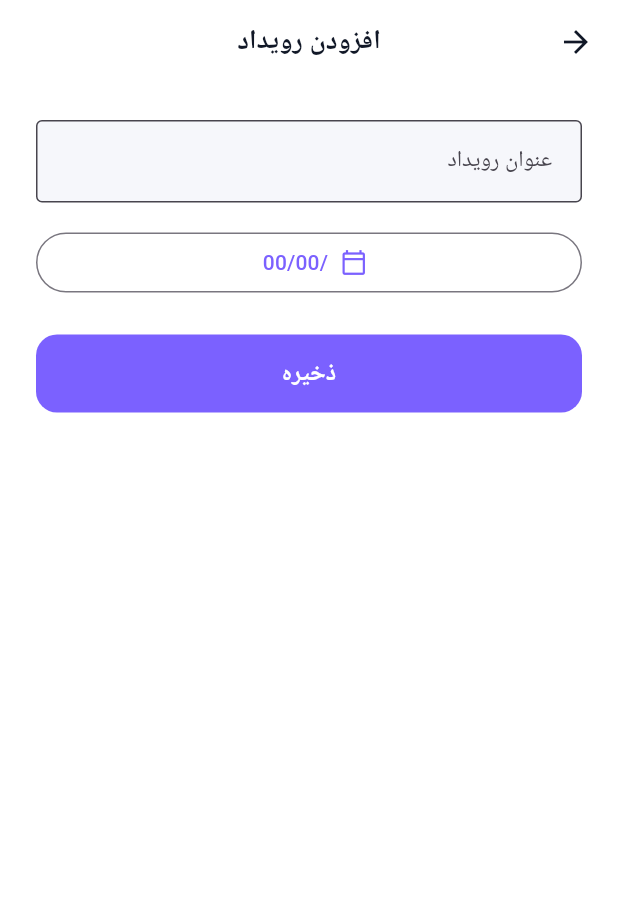
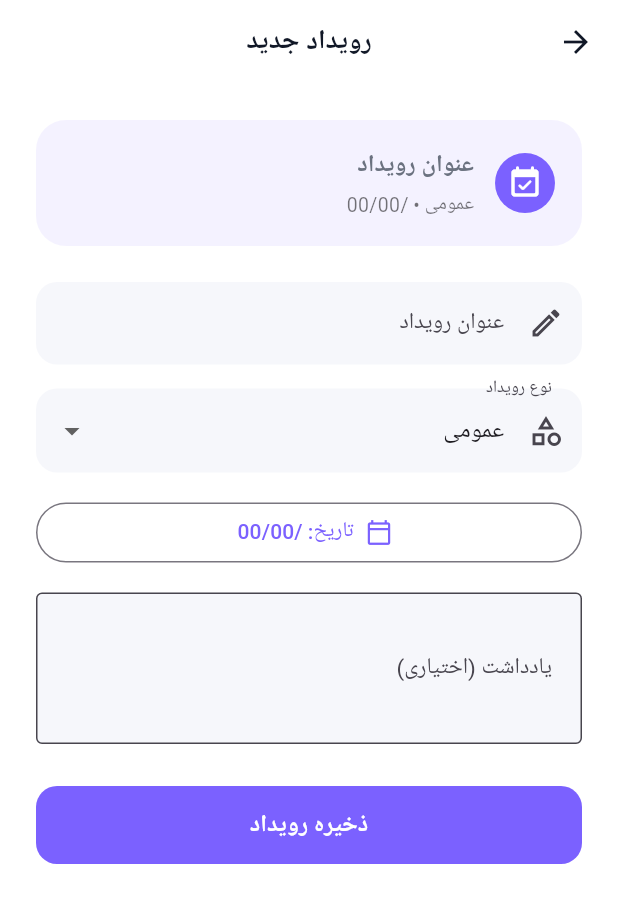
Before and after one commit to NNSCO2018/komod-, a Flutter app: the CalendarScreen screen opened by its route, after a tap on "رویداد جدید", on a phone screen of 412 x 824 dp. Shown: the top 903 px of the screen. Run offline on Flutter 3.47's test engine with Material 3 defaults, Android fonts, the light colour scheme and no system bars; our stand-ins replace dio, flutter_riverpod, go_router, google_fonts, image_picker, shared_preferences; missing offline and left inert: persian_datetime_picker; accounts and stored records are empty; Roboto replaces fonts that are missing (Vazirmatn); statements that could not run were skipped.

Commit message:
Expand style calendar events

```diff
--- a/lib/features/calendar/add_event_screen.dart
+++ b/lib/features/calendar/add_event_screen.dart
@@ -14,11 +14,16 @@ class AddEventScreen extends ConsumerStatefulWidget {
 
 class _AddEventScreenState extends ConsumerState<AddEventScreen> {
   final _titleController = TextEditingController();
+  final _noteController = TextEditingController();
   Jalali _selectedDate = Jalali.now();
+  String _type = 'عمومی';
+
+  static const _types = ['عمومی', 'کاری', 'مهمانی', 'سفر', 'ورزش'];
 
   @override
   void dispose() {
     _titleController.dispose();
+    _noteController.dispose();
     super.dispose();
   }
 
@@ -32,8 +37,8 @@ class _AddEventScreenState extends ConsumerState<AddEventScreen> {
     if (picked != null) setState(() => _selectedDate = picked);
   }
 
-  String _formatJalali(Jalali j) =>
-      '${j.year}/${j.month.toString().padLeft(2, '0')}/${j.day.toString().padLeft(2, '0')}';
+  String _formatJalali(Jalali jalali) =>
+      '${jalali.year}/${jalali.month.toString().padLeft(2, '0')}/${jalali.day.toString().padLeft(2, '0')}';
 
   void _save() {
     final title = _titleController.text.trim();
@@ -43,6 +48,8 @@ class _AddEventScreenState extends ConsumerState<AddEventScreen> {
             id: DateTime.now().millisecondsSinceEpoch.toString(),
             title: title,
             date: _selectedDate.toDateTime(),
+            type: _type,
+            note: _noteController.text.trim(),
           ),
         );
     context.pop();
@@ -50,39 +57,85 @@ class _AddEventScreenState extends ConsumerState<AddEventScreen> {
 
   @override
   Widget build(BuildContext context) {
+    final primary = Theme.of(context).colorScheme.primary;
+    final previewText = _titleController.text.trim().isEmpty ? 'عنوان رویداد' : _titleController.text.trim();
+
     return Scaffold(
-      appBar: AppBar(title: const Text('افزودن رویداد')),
+      appBar: AppBar(title: const Text('رویداد جدید')),
       body: SafeArea(
-        child: Padding(
+        child: ListView(
           padding: const EdgeInsets.all(24),
+          children: [
+            Container(
+              padding: const EdgeInsets.all(18),
+              decoration: BoxDecoration(
+                color: primary.withValues(alpha: 0.08),
+                borderRadius: BorderRadius.circular(20),
+              ),
+              child: Row(
+                children: [
+                  CircleAvatar(backgroundColor: primary, child: const Icon(Icons.event_available_rounded, color: Colors.white)),
+                  const SizedBox(width: 14),
+                  Expanded(
                     child: Column(
-            crossAxisAlignment: CrossAxisAlignment.stretch,
+                      crossAxisAlignment: CrossAxisAlignment.start,
                       children: [
+                        Text(previewText, style: const TextStyle(fontWeight: FontWeight.w800, fontSize: 16)),
+                        const SizedBox(height: 5),
+                        Text('${_type} • ${_formatJalali(_selectedDate)}', style: const TextStyle(fontSize: 13, color: Colors.black54)),
+                      ],
+                    ),
+                  ),
+                ],
+              ),
+            ),
+            const SizedBox(height: 24),
             TextField(
               controller: _titleController,
+              onChanged: (_) => setState(() {}),
               decoration: const InputDecoration(
                 labelText: 'عنوان رویداد',
-                  border: OutlineInputBorder(),
+                hintText: 'مثلاً مهمانی دوستانه',
+                prefixIcon: Icon(Icons.edit_outlined),
               ),
+            ),
+            const SizedBox(height: 16),
+            DropdownButtonFormField<String>(
+              initialValue: _type,
+              decoration: const InputDecoration(
+                labelText: 'نوع رویداد',
+                prefixIcon: Icon(Icons.category_outlined),
+              ),
+              items: _types.map((type) => DropdownMenuItem(value: type, child: Text(type))).toList(),
+              onChanged: (value) => setState(() => _type = value ?? _type),
             ),
             const SizedBox(height: 16),
             OutlinedButton.icon(
               onPressed: _pickDate,
               icon: const Icon(Icons.calendar_today_outlined),
-                label: Text(_formatJalali(_selectedDate)),
+              label: Text('تاریخ: ${_formatJalali(_selectedDate)}'),
             ),
-              const SizedBox(height: 24),
+            const SizedBox(height: 16),
+            TextField(
+              controller: _noteController,
+              maxLines: 3,
+              decoration: const InputDecoration(
+                labelText: 'یادداشت (اختیاری)',
+                hintText: 'مثلاً استایل رسمی و کفش پاشنه‌بلند',
+                border: OutlineInputBorder(),
+              ),
+            ),
+            const SizedBox(height: 28),
             FilledButton(
               onPressed: _save,
               child: const Padding(
                 padding: EdgeInsets.symmetric(vertical: 14),
-                  child: Text('ذخیره'),
+                child: Text('ذخیره رویداد'),
               ),
             ),
           ],
         ),
       ),
-      ),
     );
   }
 }
--- a/lib/features/calendar/calendar_screen.dart
+++ b/lib/features/calendar/calendar_screen.dart
@@ -2,6 +2,7 @@ import 'package:flutter/material.dart';
 import 'package:flutter_riverpod/flutter_riverpod.dart';
 import 'package:go_router/go_router.dart';
 import 'package:persian_datetime_picker/persian_datetime_picker.dart';
+import 'models/calendar_event.dart';
 import 'providers/calendar_provider.dart';
 
 class CalendarScreen extends ConsumerWidget {
@@ -12,15 +13,68 @@ class CalendarScreen extends ConsumerWidget {
     return '${jalali.year}/${jalali.month.toString().padLeft(2, '0')}/${jalali.day.toString().padLeft(2, '0')}';
   }
 
+  IconData _typeIcon(String type) {
+    switch (type) {
+      case 'کاری':
+        return Icons.business_center_outlined;
+      case 'مهمانی':
+        return Icons.celebration_outlined;
+      case 'سفر':
+        return Icons.flight_takeoff_outlined;
+      case 'ورزش':
+        return Icons.fitness_center_outlined;
+      default:
+        return Icons.event_outlined;
+    }
+  }
+
+  Color _typeColor(String type, Color primary) {
+    switch (type) {
+      case 'کاری':
+        return primary;
+      case 'مهمانی':
+        return const Color(0xFFE879A9);
+      case 'سفر':
+        return const Color(0xFF0088FF);
+      case 'ورزش':
+        return const Color(0xFF22C55E);
+      default:
+        return const Color(0xFFF59E0B);
+    }
+  }
+
+  Future<void> _confirmDelete(BuildContext context, WidgetRef ref, CalendarEvent event) async {
+    final shouldDelete = await showDialog<bool>(
+      context: context,
+      builder: (context) => AlertDialog(
+        title: const Text('حذف رویداد'),
+        content: Text('«${event.title}» حذف شود؟'),
+        actions: [
+          TextButton(onPressed: () => Navigator.pop(context, false), child: const Text('انصراف')),
+          FilledButton(
+            style: FilledButton.styleFrom(backgroundColor: Colors.red),
+            onPressed: () => Navigator.pop(context, true),
+            child: const Text('حذف'),
+          ),
+        ],
+      ),
+    );
+    if (shouldDelete == true) {
+      ref.read(calendarProvider.notifier).removeEvent(event.id);
+    }
+  }
+
   @override
   Widget build(BuildContext context, WidgetRef ref) {
     final events = ref.watch(calendarProvider);
     final primary = Theme.of(context).colorScheme.primary;
+    final now = DateTime.now();
     final demoEvents = [
-      ('قرار دوستانه', DateTime.now().add(const Duration(days: 1)), Icons.groups_outlined, const Color(0xFF0088FF)),
-      ('جلسه کاری', DateTime.now().add(const Duration(days: 3)), Icons.business_center_outlined, primary),
-      ('مهمانی خانوادگی', DateTime.now().add(const Duration(days: 7)), Icons.celebration_outlined, const Color(0xFFE879A9)),
+      CalendarEvent(id: 'demo-1', title: 'قرار دوستانه', date: now.add(const Duration(days: 1)), type: 'مهمانی', note: 'استایل کژوال و کیف کوچک'),
+      CalendarEvent(id: 'demo-2', title: 'جلسه کاری', date: now.add(const Duration(days: 3)), type: 'کاری', note: 'استایل رسمی و کفش کلاسیک'),
+      CalendarEvent(id: 'demo-3', title: 'مهمانی خانوادگی', date: now.add(const Duration(days: 7)), type: 'مهمانی', note: 'ترکیب راحت و شیک'),
     ];
+    final visibleEvents = events.isEmpty ? demoEvents : events;
 
     return Scaffold(
       appBar: AppBar(title: const Text('تقویم استایل')),
@@ -34,13 +88,13 @@ class CalendarScreen extends ConsumerWidget {
               children: [
                 CircleAvatar(backgroundColor: primary, child: const Icon(Icons.calendar_month_rounded, color: Colors.white)),
                 const SizedBox(width: 14),
-                const Expanded(
+                Expanded(
                   child: Column(
                     crossAxisAlignment: CrossAxisAlignment.start,
                     children: [
-                      Text('رویدادهای پیش‌رو', style: TextStyle(fontSize: 18, fontWeight: FontWeight.w800)),
-                      SizedBox(height: 5),
-                      Text('برای هر موقعیت، استایل مناسب آماده کن.', style: TextStyle(color: Colors.black54)),
+                      const Text('رویدادهای پیش‌رو', style: TextStyle(fontSize: 18, fontWeight: FontWeight.w800)),
+                      const SizedBox(height: 5),
+                      Text('${visibleEvents.length} رویداد • برای هر موقعیت استایل مناسب بساز.', style: const TextStyle(color: Colors.black54)),
                     ],
                   ),
                 ),
@@ -48,15 +102,22 @@ class CalendarScreen extends ConsumerWidget {
             ),
           ),
           const SizedBox(height: 24),
-          const Text('این هفته', style: TextStyle(fontSize: 18, fontWeight: FontWeight.w800)),
+          Text(events.isEmpty ? 'نمونه‌های این هفته' : 'رویدادهای من', style: const TextStyle(fontSize: 18, fontWeight: FontWeight.w800)),
           const SizedBox(height: 12),
-          ...demoEvents.map((event) => _EventCard(title: event.$1, date: _formatDate(event.$2), icon: event.$3, color: event.$4)),
-          if (events.isNotEmpty) ...[
-            const SizedBox(height: 16),
-            const Text('رویدادهای ثبت‌شده', style: TextStyle(fontSize: 18, fontWeight: FontWeight.w800)),
-            const SizedBox(height: 12),
-            ...events.map((event) => _EventCard(title: event.title, date: _formatDate(event.date), icon: Icons.event_outlined, color: primary)),
-          ],
+          if (visibleEvents.isEmpty)
+            const Padding(
+              padding: EdgeInsets.symmetric(vertical: 32),
+              child: Text('هنوز رویدادی ثبت نکردی.', textAlign: TextAlign.center, style: TextStyle(color: Colors.black54)),
+            ),
+          ...visibleEvents.map(
+            (event) => _EventCard(
+              event: event,
+              date: _formatDate(event.date),
+              icon: _typeIcon(event.type),
+              color: _typeColor(event.type, primary),
+              onDelete: events.isEmpty ? null : () => _confirmDelete(context, ref, event),
+            ),
+          ),
         ],
       ),
       floatingActionButton: FloatingActionButton.extended(
@@ -69,12 +130,13 @@ class CalendarScreen extends ConsumerWidget {
 }
 
 class _EventCard extends StatelessWidget {
-  const _EventCard({required this.title, required this.date, required this.icon, required this.color});
+  const _EventCard({required this.event, required this.date, required this.icon, required this.color, this.onDelete});
 
-  final String title;
+  final CalendarEvent event;
   final String date;
   final IconData icon;
   final Color color;
+  final VoidCallback? onDelete;
 
   @override
   Widget build(BuildContext context) {
@@ -86,8 +148,25 @@ class _EventCard extends StatelessWidget {
         children: [
           CircleAvatar(backgroundColor: color.withValues(alpha: 0.12), child: Icon(icon, color: color)),
           const SizedBox(width: 12),
-          Expanded(child: Column(crossAxisAlignment: CrossAxisAlignment.start, children: [Text(title, style: const TextStyle(fontWeight: FontWeight.w700)), const SizedBox(height: 5), Text(date, style: const TextStyle(fontSize: 12, color: Colors.black54))])),
-          const Icon(Icons.chevron_left_rounded, color: Colors.black38),
+          Expanded(
+            child: Column(
+              crossAxisAlignment: CrossAxisAlignment.start,
+              children: [
+                Text(event.title, style: const TextStyle(fontWeight: FontWeight.w700)),
+                const SizedBox(height: 4),
+                Text('${event.type} • $date', style: const TextStyle(fontSize: 12, color: Colors.black54)),
+                if (event.note.isNotEmpty) ...[
+                  const SizedBox(height: 4),
+                  Text(event.note, style: const TextStyle(fontSize: 12, color: Colors.black45)),
+                ],
+              ],
+            ),
+          ),
+          if (onDelete != null)
+            IconButton(
+              onPressed: onDelete,
+              icon: const Icon(Icons.delete_outline_rounded, color: Colors.red, size: 20),
+            ),
         ],
       ),
     );
--- a/lib/features/calendar/models/calendar_event.dart
+++ b/lib/features/calendar/models/calendar_event.dart
@@ -2,10 +2,14 @@ class CalendarEvent {
   final String id;
   final String title;
   final DateTime date;
+  final String type;
+  final String note;
 
   const CalendarEvent({
     required this.id,
     required this.title,
     required this.date,
+    this.type = 'عمومی',
+    this.note = '',
   });
 }
--- a/lib/features/calendar/providers/calendar_provider.dart
+++ b/lib/features/calendar/providers/calendar_provider.dart
@@ -10,6 +10,10 @@ class CalendarNotifier extends Notifier<List<CalendarEvent>> {
     updated.sort((a, b) => a.date.compareTo(b.date));
     state = updated;
   }
+
+  void removeEvent(String id) {
+    state = state.where((event) => event.id != id).toList();
+  }
 }
 
 final calendarProvider = NotifierProvider<CalendarNotifier, List<CalendarEvent>>(
```
Lines whose indentation alone changed are shown as unchanged.
